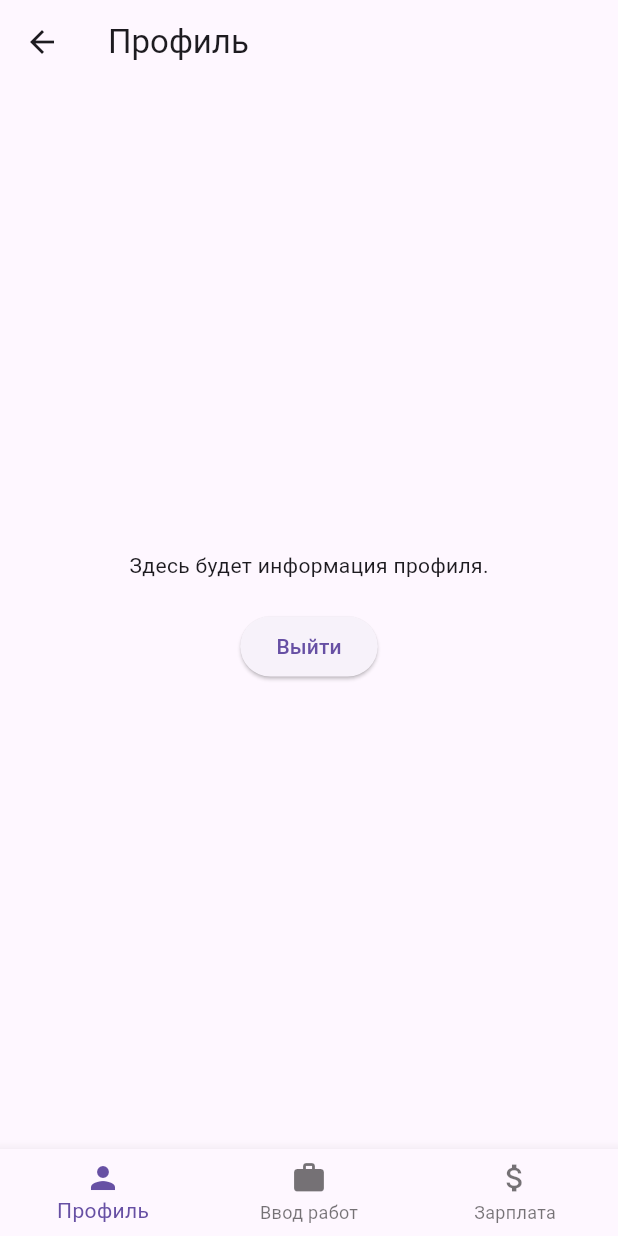
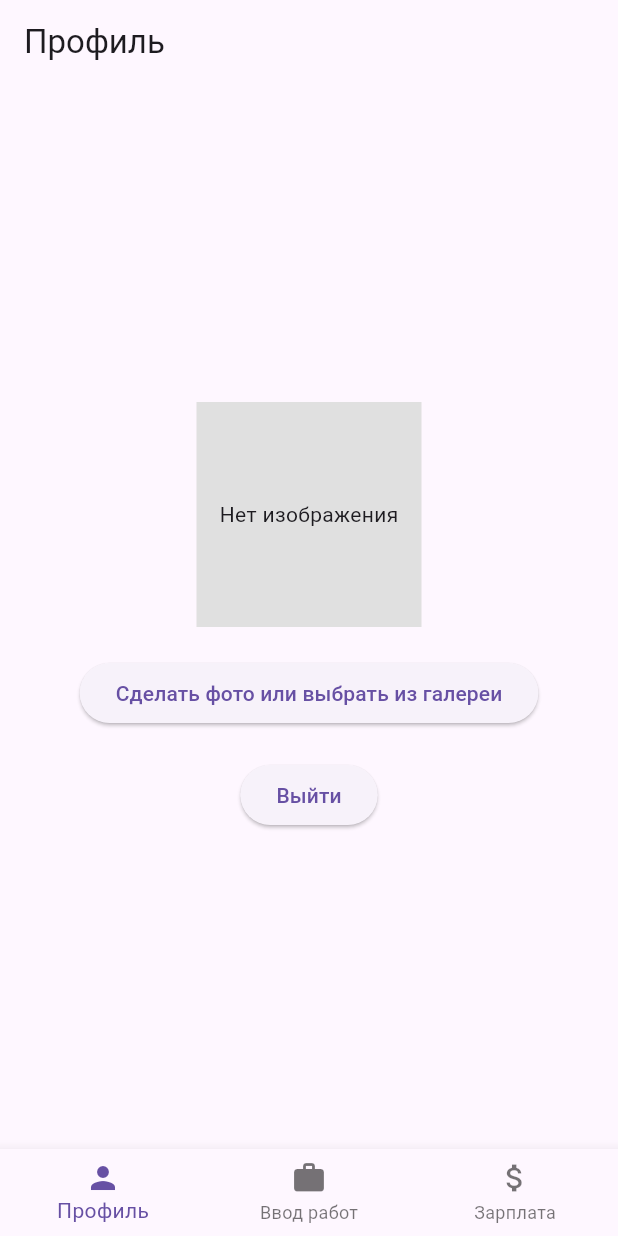
Before and after one commit to Leha-SAN/checkingwork, a Flutter app: the ProfileScreen screen opened by its route, on a phone screen of 412 x 824 dp. Run offline on Flutter 3.47's test engine with Material 3 defaults, Android fonts, the phone set to English and light mode, and no system bars; our stand-ins replace dropdown_search, go_router, image_picker, sqflite; accounts and stored records are empty; network calls fail.

Commit message:
Добавлена асинхронность, доделана авторизация на сервере с последующей записью в бд, добавлена работа с камерой

```diff
--- /dev/null
+++ b/lib/router.dart
@@ -0,0 +1,36 @@
+import 'package:checkingwork/screens/registration_screen.dart';
+import 'package:go_router/go_router.dart';
+import 'package:checkingwork/screens/home_screen.dart';
+import 'package:checkingwork/screens/login_screen.dart';
+import 'package:checkingwork/screens/profile_screen.dart';
+import 'package:checkingwork/screens/code_input_screen.dart';
+import 'package:checkingwork/screens/salary_screen.dart';
+
+final GoRouter router = GoRouter(
+  routes: [
+    GoRoute(
+      path: '/',
+      builder: (context, state) => HomeScreen(),
+    ),
+    GoRoute(
+      path: '/login',
+      builder: (context, state) => LoginScreen(),
+    ),
+    GoRoute(
+      path: '/registration',
+      builder: (context, state) => RegistrationScreen(),
+    ),
+    GoRoute(
+      path: '/profile',
+      builder: (context, state) => ProfileScreen(),
+    ),
+    GoRoute(
+      path: '/code_input',
+      builder: (context, state) => CodeInputScreen(),
+    ),
+    GoRoute(
+      path: '/salary',
+      builder: (context, state) => SalaryScreen(),
+    ),
+  ],
+);
--- a/lib/screens/code_input_screen.dart
+++ b/lib/screens/code_input_screen.dart
@@ -137,7 +137,7 @@
 
                   Provider.of<RecordProvider>(context, listen: false).addRecord(newRecord);
 
-                  // Очистка полей после записи
+                  // Clearing fields after recording
                   setState(() {
                     selectedCategory = null;
                     selectedSubcategory = null;
--- a/lib/screens/profile_screen.dart
+++ b/lib/screens/profile_screen.dart
@@ -2,20 +2,30 @@
 import 'package:provider/provider.dart';
 import 'package:checkingwork/widgets/custom_bottom_nav_bar.dart';
 import 'package:checkingwork/services/auth_service.dart';
+import 'package:image_picker/image_picker.dart'; // Import image_picker
+import 'dart:io'; // import dart:io to work with files
 
-class ProfileScreen extends StatelessWidget {
+class ProfileScreen extends StatefulWidget {
+  @override
+  _ProfileScreenState createState() => _ProfileScreenState();
+}
+
+class _ProfileScreenState extends State<ProfileScreen> {
+  File? _image; // Variable to store the image
+  final ImagePicker _picker = ImagePicker();
+
   @override
   Widget build(BuildContext context) {
     final authService = Provider.of<AuthService>(context, listen: false);
 
-    // Проверка авторизации пользователя
+    // User authorization check
     if (!authService.isLoggedIn()) {
-      // Если пользователь не авторизован, перенаправить его на экран входа
+      // If the user is not authorized, redirect him to the login screen
       Future.delayed(Duration.zero, () {
         Navigator.pushReplacementNamed(context, '/login');
       });
       return Scaffold(
-        body: Center(child: CircularProgressIndicator()), // Показать индикатор загрузки во время перенаправления
+        body: Center(child: CircularProgressIndicator()), // Show loading indicator while redirecting
       );
     }
 
@@ -27,11 +37,28 @@
         child: Column(
           mainAxisAlignment: MainAxisAlignment.center,
           children: [
-            Text('Здесь будет информация профиля.'),
+            _image != null
+                ? Image.file(
+              _image!,
+              height: 150, // Setting the image height
+              width: 150, // Setting the image width
+              fit: BoxFit.cover, // Scaling
+            )
+                : Container(
+              height: 150, //Setting the height of the container
+              width: 150, // Setting the width of the container
+              color: Colors.grey[300], //Container color
+              child: Center(child: Text('Нет изображения')), // Message if there is no image
+            ),
+            SizedBox(height: 20),
+            ElevatedButton(
+              onPressed: _pickImage, // Method for selecting an image
+              child: Text('Сделать фото или выбрать из галереи'),
+            ),
             SizedBox(height: 20),
             ElevatedButton(
               onPressed: () {
-                authService.logout(); // Calling the logout method
+                authService.logout(); // Logout
                 Navigator.pushReplacementNamed(context, '/login'); // Redirect to login screen
               },
               child: Text('Выйти'),
@@ -42,4 +69,19 @@
       bottomNavigationBar: CustomBottomNavBar(currentIndex: 0),
     );
   }
+
+  // Method for selecting an image
+  Future<void> _pickImage() async {
+    final pickedFile = await _picker.getImage(source: ImageSource.camera); // Select from camera
+    // Or you can choose from the gallery
+    // final pickedFile = await _picker.getImage(source: ImageSource.gallery);
+
+    if (pickedFile != null) {
+      setState(() {
+        _image = File(pickedFile.path); // Saving the selected image
+      });
+    } else {
+      print('Не удалось выбрать изображение.');
+    }
+  }
 }
--- a/pubspec.yaml
+++ b/pubspec.yaml
@@ -33,11 +33,16 @@
   provider: ^6.1.2
   intl: ^0.18.0
   dropdown_search: ^5.0.2
+  http: ^0.13.3
+  sqflite: ^2.0.0+3
+  path_provider: ^2.0.2
+  image_picker: ^0.8.5+3
 
 
   # The following adds the Cupertino Icons font to your application.
   # Use with the CupertinoIcons class for iOS style icons.
   cupertino_icons: ^1.0.2
+  go_router: ^14.2.7
 
 dev_dependencies:
   flutter_test:
```
Also changed, not shown: lib/database/database_helper.dart (added, +66 -0 lines), lib/main.dart (+11 -24 lines), lib/models/user.dart (+12 -24 lines), lib/screens/home_screen.dart (+23 -20 lines), lib/screens/login_screen.dart (+14 -12 lines), lib/services/auth_service.dart (+47 -18 lines), pubspec.lock, 10 other files.
